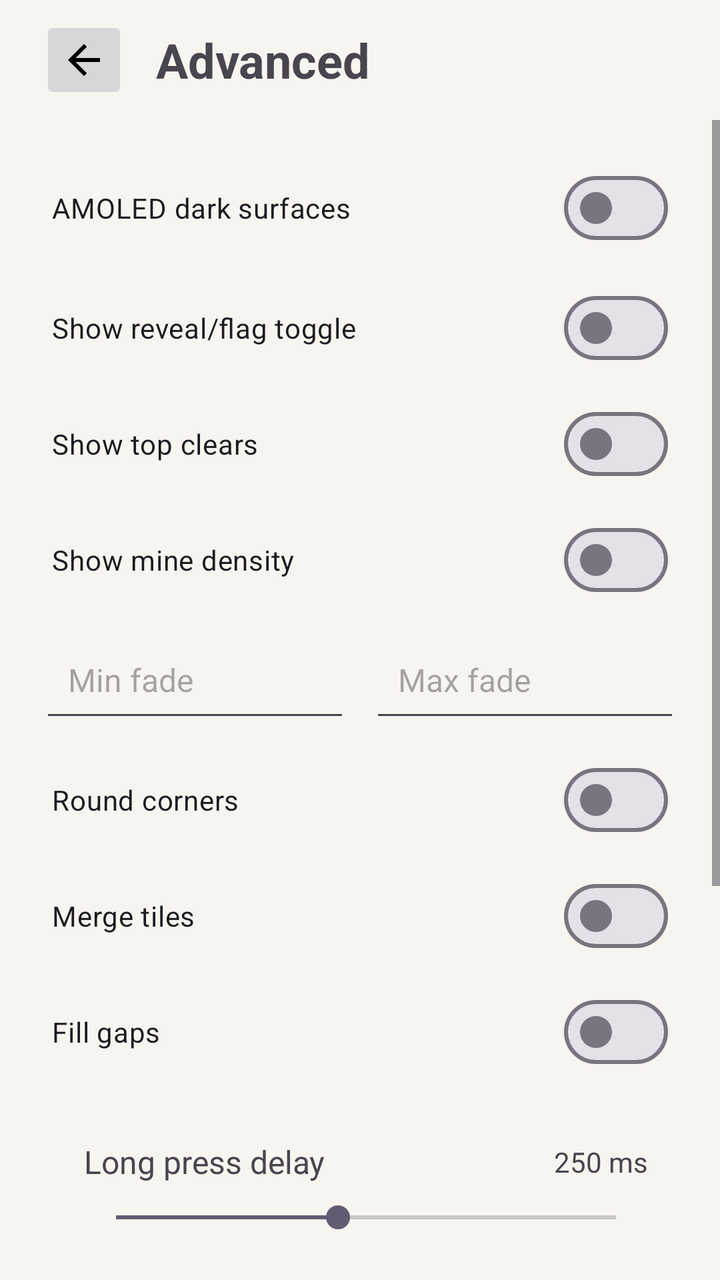
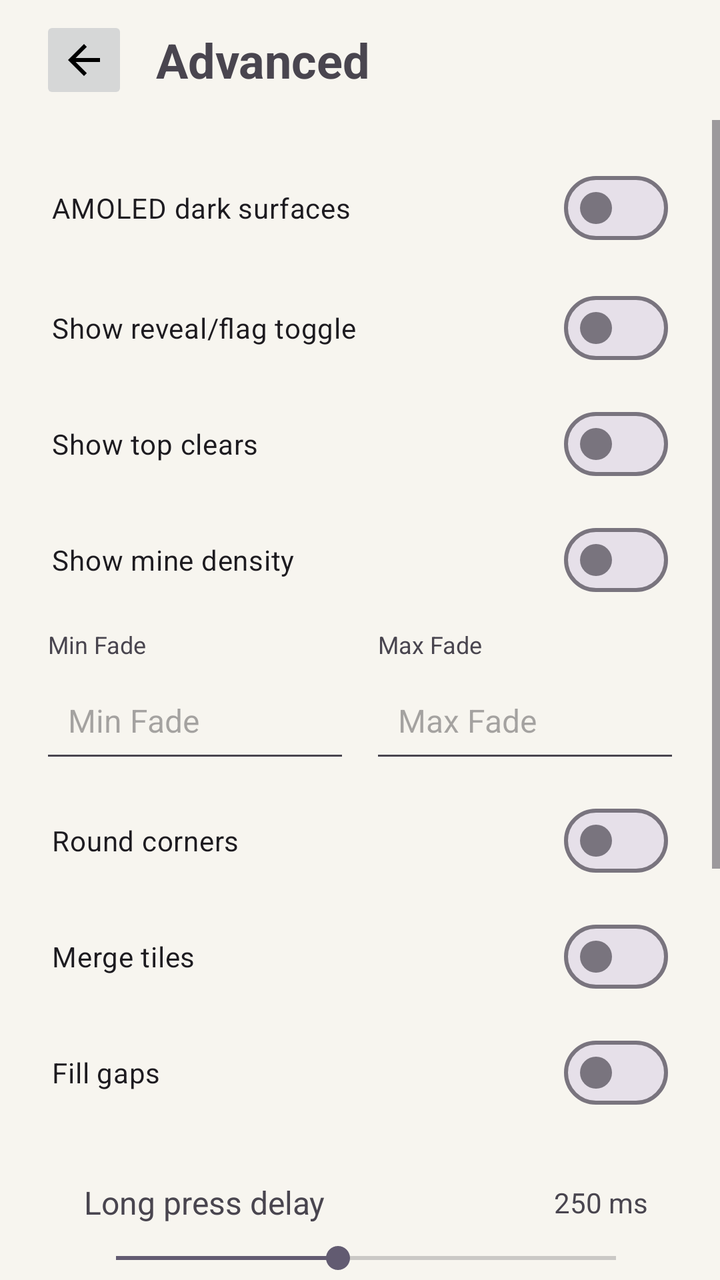

Screens rendered from an Android XML layout before and after an edit, with the pre-edit source and the edit as a unified diff.
<!-- AndroidManifest.xml: application theme Theme.Minesweeper -->
<!-- res/layout/activity_advanced_settings.xml -->
<?xml version="1.0" encoding="utf-8"?>
<LinearLayout xmlns:android="http://schemas.android.com/apk/res/android"
    android:layout_width="match_parent"
    android:layout_height="match_parent"
    android:orientation="vertical">

    <LinearLayout
        android:id="@+id/topBar"
        android:layout_width="match_parent"
        android:layout_height="wrap_content"
        android:gravity="center_vertical"
        android:orientation="horizontal"
        android:paddingStart="20dp"
        android:paddingTop="8dp"
        android:paddingEnd="20dp"
        android:paddingBottom="8dp">

        <ImageButton
            android:id="@+id/backButton"
            android:layout_width="44dp"
            android:layout_height="44dp"
            android:src="@drawable/ic_arrow_back_material" />

        <TextView
            android:id="@+id/titleText"
            android:layout_width="0dp"
            android:layout_height="wrap_content"
            android:layout_marginStart="14dp"
            android:layout_weight="1"
            android:text="@string/advanced"
            android:textSize="24sp"
            android:textStyle="bold" />
    </LinearLayout>

    <ScrollView
        android:layout_width="match_parent"
        android:layout_height="0dp"
        android:layout_weight="1">

        <LinearLayout
            android:id="@+id/content"
            android:layout_width="match_parent"
            android:layout_height="wrap_content"
            android:orientation="vertical"
            android:padding="20dp">

            <com.google.android.material.materialswitch.MaterialSwitch
                android:id="@+id/amoledTheme"
                android:layout_width="match_parent"
                android:layout_height="wrap_content"
                android:paddingStart="6dp"
                android:paddingEnd="6dp"
                android:switchPadding="14dp"
                android:text="@string/amoled_theme" />

            <com.google.android.material.materialswitch.MaterialSwitch
                android:id="@+id/showBottomToggle"
                android:layout_width="match_parent"
                android:layout_height="wrap_content"
                android:layout_marginTop="12dp"
                android:paddingStart="6dp"
                android:paddingEnd="6dp"
                android:switchPadding="14dp"
                android:text="@string/show_bottom_toggle" />

            <com.google.android.material.materialswitch.MaterialSwitch
                android:id="@+id/showTopClears"
                android:layout_width="match_parent"
                android:layout_height="wrap_content"
                android:layout_marginTop="10dp"
                android:paddingStart="6dp"
                android:paddingEnd="6dp"
                android:switchPadding="14dp"
                android:text="@string/show_top_clears" />

            <com.google.android.material.materialswitch.MaterialSwitch
                android:id="@+id/showMineDensity"
                android:layout_width="match_parent"
                android:layout_height="wrap_content"
                android:layout_marginTop="10dp"
                android:paddingStart="6dp"
                android:paddingEnd="6dp"
                android:switchPadding="14dp"
                android:text="@string/show_mine_density" />

            <LinearLayout
                android:id="@+id/mineDensityFadeRow"
                android:layout_width="match_parent"
                android:layout_height="wrap_content"
                android:layout_marginTop="10dp"
                android:orientation="horizontal">

                <EditText
                    android:id="@+id/mineDensityMinFadeInput"
                    android:layout_width="0dp"
                    android:layout_height="52dp"
                    android:layout_weight="1"
                    android:hint="@string/min_fade"
                    android:imeOptions="actionNext"
                    android:inputType="numberDecimal"
                    android:padding="14dp"
                    android:selectAllOnFocus="true"
                    android:singleLine="true"
                    android:textSize="16sp" />

                <EditText
                    android:id="@+id/mineDensityMaxFadeInput"
                    android:layout_width="0dp"
                    android:layout_height="52dp"
                    android:layout_marginStart="10dp"
                    android:layout_weight="1"
                    android:hint="@string/max_fade"
                    android:imeOptions="actionDone"
                    android:inputType="numberDecimal"
                    android:padding="14dp"
                    android:selectAllOnFocus="true"
                    android:singleLine="true"
                    android:textSize="16sp" />
            </LinearLayout>

            <com.google.android.material.materialswitch.MaterialSwitch
                android:id="@+id/roundCorners"
                android:layout_width="match_parent"
                android:layout_height="wrap_content"
                android:layout_marginTop="10dp"
                android:paddingStart="6dp"
                android:paddingEnd="6dp"
                android:switchPadding="14dp"
                android:text="@string/round_corners" />

            <com.google.android.material.materialswitch.MaterialSwitch
                android:id="@+id/mergeTiles"
                android:layout_width="match_parent"
                android:layout_height="wrap_content"
                android:layout_marginTop="10dp"
                android:paddingStart="6dp"
                android:paddingEnd="6dp"
                android:switchPadding="14dp"
                android:text="@string/merge_tiles" />

            <com.google.android.material.materialswitch.MaterialSwitch
                android:id="@+id/fillGaps"
                android:layout_width="match_parent"
                android:layout_height="wrap_content"
                android:layout_marginTop="10dp"
                android:paddingStart="6dp"
                android:paddingEnd="6dp"
                android:switchPadding="14dp"
                android:text="@string/fill_gaps" />

            <LinearLayout
                android:id="@+id/longPressRow"
                android:layout_width="match_parent"
                android:layout_height="wrap_content"
                android:layout_marginTop="14dp"
                android:orientation="vertical"
                android:paddingStart="22dp"
                android:paddingTop="16dp"
                android:paddingEnd="16dp"
                android:paddingBottom="16dp">

                <LinearLayout
                    android:layout_width="match_parent"
                    android:layout_height="wrap_content"
                    android:gravity="center_vertical"
                    android:orientation="horizontal">

                    <TextView
                        android:id="@+id/longPressLabel"
                        android:layout_width="0dp"
                        android:layout_height="wrap_content"
                        android:layout_weight="1"
                        android:text="@string/long_press_delay"
                        android:textSize="16sp" />

                    <TextView
                        android:id="@+id/longPressValue"
                        android:layout_width="wrap_content"
                        android:layout_height="wrap_content"
                        android:text="250 ms"
                        android:textSize="14sp" />
                </LinearLayout>

                <SeekBar
                    android:id="@+id/longPressSeekBar"
                    android:layout_width="match_parent"
                    android:layout_height="wrap_content"
                    android:layout_marginTop="8dp"
                    android:max="9"
                    android:progress="4" />
            </LinearLayout>

            <LinearLayout
                android:id="@+id/animationSpeedRow"
                android:layout_width="match_parent"
                android:layout_height="wrap_content"
                android:layout_marginTop="14dp"
                android:orientation="vertical"
                android:paddingStart="22dp"
                android:paddingTop="16dp"
                android:paddingEnd="16dp"
                android:paddingBottom="16dp">

                <LinearLayout
                    android:layout_width="match_parent"
                    android:layout_height="wrap_content"
                    android:gravity="center_vertical"
                    android:orientation="horizontal">

                    <TextView
                        android:id="@+id/animationSpeedLabel"
                        android:layout_width="0dp"
                        android:layout_height="wrap_content"
                        android:layout_weight="1"
                        android:text="@string/animation_speed"
                        android:textSize="16sp" />

                    <TextView
                        android:id="@+id/animationSpeedValue"
                        android:layout_width="wrap_content"
                        android:layout_height="wrap_content"
                        android:text="50%"
                        android:textSize="14sp" />
                </LinearLayout>

                <SeekBar
                    android:id="@+id/animationSpeedSeekBar"
                    android:layout_width="match_parent"
                    android:layout_height="wrap_content"
                    android:layout_marginTop="8dp"
                    android:max="100"
                    android:progress="50" />
            </LinearLayout>

            <com.google.android.material.materialswitch.MaterialSwitch
                android:id="@+id/screenShake"
                android:layout_width="match_parent"
                android:layout_height="wrap_content"
                android:layout_marginTop="10dp"
                android:paddingStart="6dp"
                android:paddingEnd="6dp"
                android:switchPadding="14dp"
                android:text="@string/screen_shake" />

            <LinearLayout
                android:id="@+id/restoreModesButton"
                android:layout_width="match_parent"
                android:layout_height="wrap_content"
                android:layout_marginTop="14dp"
                android:gravity="center_vertical"
                android:orientation="horizontal"
                android:paddingStart="22dp"
                android:paddingTop="16dp"
                android:paddingEnd="16dp"
                android:paddingBottom="16dp">

                <TextView
                    android:id="@+id/restoreModesLabel"
                    android:layout_width="0dp"
                    android:layout_height="wrap_content"
                    android:layout_weight="1"
                    android:text="@string/default_modes"
                    android:textSize="16sp" />

                <TextView
                    android:id="@+id/restoreModesValue"
                    android:layout_width="wrap_content"
                    android:layout_height="wrap_content"
                    android:text="@string/restore"
                    android:textSize="14sp" />
            </LinearLayout>

            <LinearLayout
                android:id="@+id/clearAllScoresButton"
                android:layout_width="match_parent"
                android:layout_height="wrap_content"
                android:layout_marginTop="12dp"
                android:gravity="center_vertical"
                android:orientation="horizontal"
                android:paddingStart="22dp"
                android:paddingTop="16dp"
                android:paddingEnd="16dp"
                android:paddingBottom="16dp">

                <TextView
                    android:id="@+id/clearAllScoresLabel"
                    android:layout_width="0dp"
                    android:layout_height="wrap_content"
                    android:layout_weight="1"
                    android:text="@string/all_scores"
                    android:textSize="16sp" />

                <TextView
                    android:id="@+id/clearAllScoresValue"
                    android:layout_width="wrap_content"
                    android:layout_height="wrap_content"
                    android:text="@string/clear"
                    android:textSize="14sp" />
            </LinearLayout>

        </LinearLayout>
    </ScrollView>

</LinearLayout>
<!-- resources referenced by this layout -->
<resources>
  <!-- drawable ic_arrow_back_material (drawable) -->
  <?xml version="1.0" encoding="utf-8"?>
  <vector xmlns:android="http://schemas.android.com/apk/res/android"
      android:width="24dp"
      android:height="24dp"
      android:viewportWidth="24"
      android:viewportHeight="24">
      <path
          android:fillColor="#FF000000"
          android:pathData="M20,11H7.83l5.59,-5.59L12,4l-8,8l8,8l1.41,-1.41L7.83,13H20z" />
  </vector>
  <string name="advanced">Advanced</string>
  <string name="all_scores">All scores</string>
  <string name="amoled_theme">AMOLED dark surfaces</string>
  <string name="animation_speed">Animation speed</string>
  <string name="clear">Clear</string>
  <string name="default_modes">Default modes</string>
  <string name="fill_gaps">Fill gaps</string>
  <string name="long_press_delay">Long press delay</string>
  <string name="max_fade">Max fade</string>
  <string name="merge_tiles">Merge tiles</string>
  <string name="min_fade">Min fade</string>
  <string name="restore">Restore</string>
  <string name="round_corners">Round corners</string>
  <string name="screen_shake">Screen shake</string>
  <string name="show_bottom_toggle">Show reveal/flag toggle</string>
  <string name="show_mine_density">Show mine density</string>
  <string name="show_top_clears">Show top clears</string>
  <style name="Theme.Minesweeper" parent="Theme.Material3.Light.NoActionBar">
          <item name="android:windowBackground">@color/app_background</item>
          <item name="android:statusBarColor">@color/app_background</item>
          <item name="android:navigationBarColor">@color/app_background</item>
          <item name="android:windowLightStatusBar">true</item>
          <item name="android:windowLightNavigationBar">true</item>
          <item name="android:fontFamily">sans-serif</item>
          <item name="colorPrimary">@color/accent</item>
          <item name="colorSurface">@color/panel</item>
          <item name="android:windowAnimationStyle">@null</item>
          <item name="materialAlertDialogTheme">@style/Minesweeper.Dialog</item>
      </style>
  <color name="app_background">#F7F5EF</color>
  <color name="accent">#7CA7C7</color>
  <color name="panel">#EFEBE2</color>
  <style name="Minesweeper.Dialog" parent="ThemeOverlay.Material3.MaterialAlertDialog">
          <item name="backgroundTint">@color/panel</item>
      </style>
</resources>

<!-- the commit's change to res/layout/activity_advanced_settings.xml (unified diff, before → after) -->
@@ -90,32 +90,62 @@
                 android:layout_marginTop="10dp"
                 android:orientation="horizontal">
 
-                <EditText
-                    android:id="@+id/mineDensityMinFadeInput"
+                <LinearLayout
                     android:layout_width="0dp"
-                    android:layout_height="52dp"
+                    android:layout_height="wrap_content"
                     android:layout_weight="1"
-                    android:hint="@string/min_fade"
-                    android:imeOptions="actionNext"
-                    android:inputType="numberDecimal"
-                    android:padding="14dp"
-                    android:selectAllOnFocus="true"
-                    android:singleLine="true"
-                    android:textSize="16sp" />
-
-                <EditText
-                    android:id="@+id/mineDensityMaxFadeInput"
+                    android:orientation="vertical">
+
+                    <TextView
+                        android:id="@+id/mineDensityMinFadeLabel"
+                        android:layout_width="wrap_content"
+                        android:layout_height="wrap_content"
+                        android:layout_marginStart="4dp"
+                        android:text="@string/min_fade"
+                        android:textSize="12sp" />
+
+                    <EditText
+                        android:id="@+id/mineDensityMinFadeInput"
+                        android:layout_width="match_parent"
+                        android:layout_height="52dp"
+                        android:layout_marginTop="4dp"
+                        android:hint="@string/min_fade"
+                        android:imeOptions="actionNext"
+                        android:inputType="numberDecimal"
+                        android:padding="14dp"
+                        android:selectAllOnFocus="true"
+                        android:singleLine="true"
+                        android:textSize="16sp" />
+                </LinearLayout>
+
+                <LinearLayout
                     android:layout_width="0dp"
-                    android:layout_height="52dp"
+                    android:layout_height="wrap_content"
                     android:layout_marginStart="10dp"
                     android:layout_weight="1"
-                    android:hint="@string/max_fade"
-                    android:imeOptions="actionDone"
-                    android:inputType="numberDecimal"
-                    android:padding="14dp"
-                    android:selectAllOnFocus="true"
-                    android:singleLine="true"
-                    android:textSize="16sp" />
+                    android:orientation="vertical">
+
+                    <TextView
+                        android:id="@+id/mineDensityMaxFadeLabel"
+                        android:layout_width="wrap_content"
+                        android:layout_height="wrap_content"
+                        android:layout_marginStart="4dp"
+                        android:text="@string/max_fade"
+                        android:textSize="12sp" />
+
+                    <EditText
+                        android:id="@+id/mineDensityMaxFadeInput"
+                        android:layout_width="match_parent"
+                        android:layout_height="52dp"
+                        android:layout_marginTop="4dp"
+                        android:hint="@string/max_fade"
+                        android:imeOptions="actionDone"
+                        android:inputType="numberDecimal"
+                        android:padding="14dp"
+                        android:selectAllOnFocus="true"
+                        android:singleLine="true"
+                        android:textSize="16sp" />
+                </LinearLayout>
             </LinearLayout>
 
             <com.google.android.material.materialswitch.MaterialSwitch
<!-- resource entries referenced after the edit -->
@@ -19,9 +19,9 @@
   <string name="default_modes">Default modes</string>
   <string name="fill_gaps">Fill gaps</string>
   <string name="long_press_delay">Long press delay</string>
-  <string name="max_fade">Max fade</string>
+  <string name="max_fade">Max Fade</string>
   <string name="merge_tiles">Merge tiles</string>
-  <string name="min_fade">Min fade</string>
+  <string name="min_fade">Min Fade</string>
   <string name="restore">Restore</string>
   <string name="round_corners">Round corners</string>
   <string name="screen_shake">Screen shake</string>
